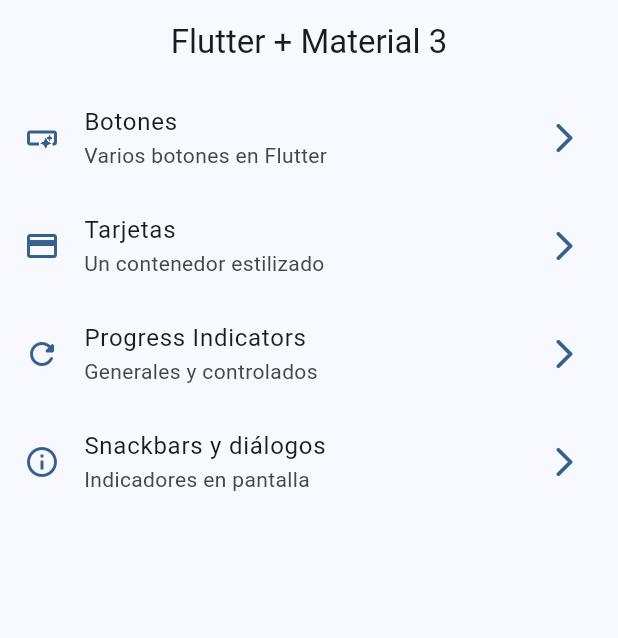
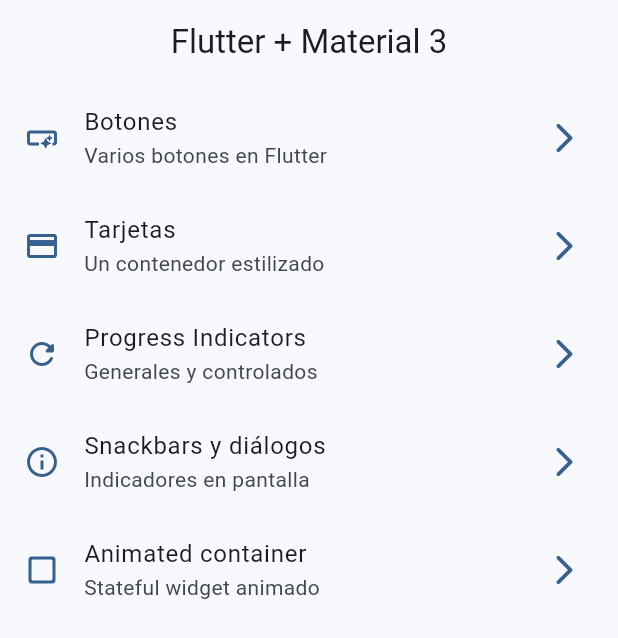
Before and after one commit to OmarACY/widgets_app, a Flutter app: the screen it shows after launch, on a phone screen of 412 x 824 dp. Shown: the top 638 px of the screen. Run offline on Flutter 3.47's test engine with Material 3 defaults, Android fonts, the phone set to English and light mode, and no system bars; our stand-ins replace go_router.

Commit message:
Animated Container

```diff
--- a/lib/config/menu/menu_items.dart
+++ b/lib/config/menu/menu_items.dart
@@ -14,5 +14,6 @@ const appMenuItems = <MenuItem>[
       Icons.smart_button_outlined),
   MenuItem('Tarjetas', 'Un contenedor estilizado', '/cards', Icons.credit_card),
   MenuItem('Progress Indicators', 'Generales y controlados', '/progress', Icons.refresh_rounded),
-  MenuItem('Snackbars y diálogos', 'Indicadores en pantalla', '/snackbars', Icons.info_outlined)
+  MenuItem('Snackbars y diálogos', 'Indicadores en pantalla', '/snackbars', Icons.info_outlined),
+  MenuItem('Animated container', 'Stateful widget animado', '/animated', Icons.check_box_outline_blank_rounded),
 ];
--- a/lib/config/router/app_router.dart
+++ b/lib/config/router/app_router.dart
@@ -30,5 +30,10 @@ final appRouter = GoRouter(
       name: SnackbarScreen.name,
       builder: (context, state) => const SnackbarScreen(),
     ),
+        GoRoute(
+      path: '/animated',
+      name: AnimatedScreen.name,
+      builder: (context, state) => const AnimatedScreen(),
+    ),
   ],
 );
```
Also changed, not shown: lib/presentation/screens/animated/animated_screen.dart (+22 -1 lines).
